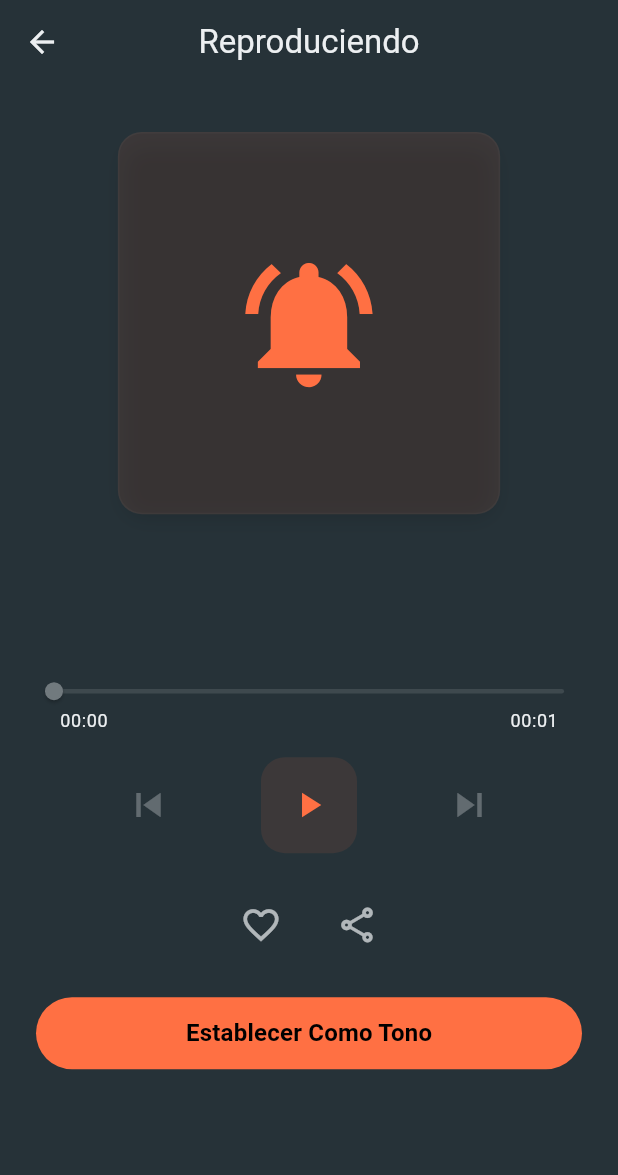
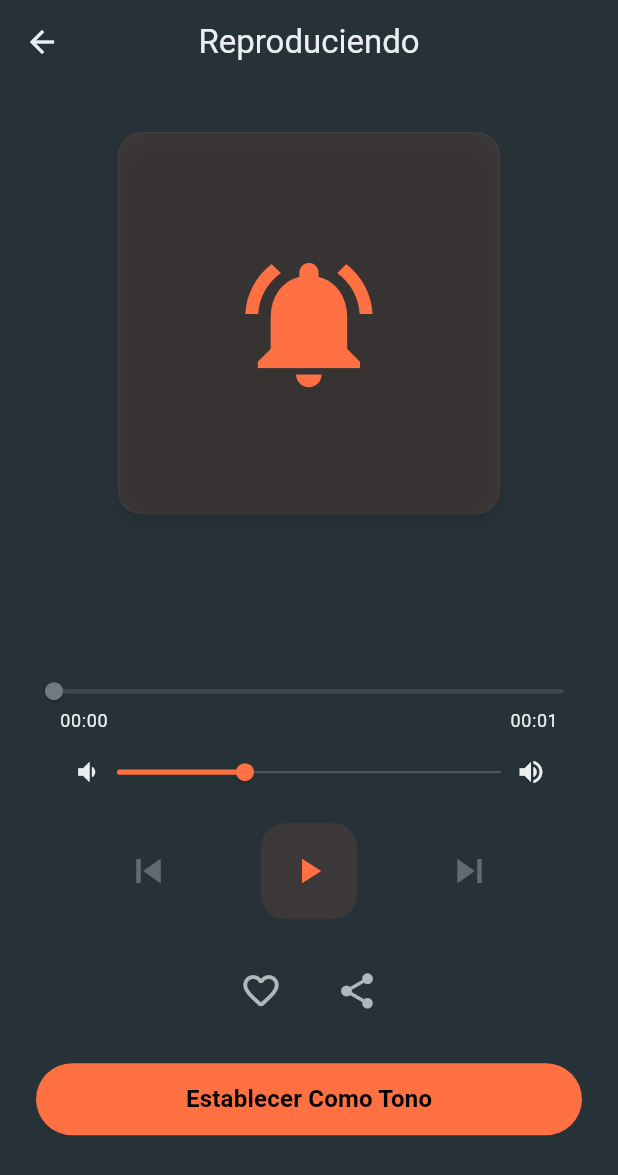
Before and after one commit to julianesar/notificatiion_tones, a Flutter app: the TonePlayerPage screen opened directly with empty values, on a phone screen of 412 x 824 dp. Shown: the top 1175 px of the screen. Run offline on Flutter 3.47's test engine with Material 3 defaults, Android fonts, the phone set to English and light mode, and no system bars; our stand-ins replace cached_network_image, device_info_plus, flutter_svg, get_it, just_audio, permission_handler and 3 more; accounts and stored records are empty; network calls fail.

Commit message:
Added volume control in full screen player, favorites icon filled color now primary color

```diff
--- a/lib/core/theme/icon_colors.dart
+++ b/lib/core/theme/icon_colors.dart
@@ -30,7 +30,7 @@ extension AppIconColorsExtension on BuildContext {
   Color get iconSecondary => AppIconColors.secondary(this);
   Color get iconDisabled => AppIconColors.disabled(this);
   Color get iconOnPrimary => AppIconColors.onPrimary(this);
-  Color get iconFavoriteActive => AppIconColors.favoriteActive;
+  Color get iconFavoriteActive => AppIconColors.primary(this);
   Color get iconAppRed => AppIconColors.appRed;
   Color get iconTrashRed => AppIconColors.trashRed;
   Color get iconBlack => AppIconColors.iconBlack(this);
--- a/lib/features/tones/presentation/pages/tone_player_page.dart
+++ b/lib/features/tones/presentation/pages/tone_player_page.dart
@@ -2,6 +2,7 @@ import 'dart:io';
 import 'package:flutter/material.dart';
 import 'package:flutter/services.dart';
 import 'package:provider/provider.dart';
+import 'package:shared_preferences/shared_preferences.dart';
 import '../../domain/entities/tone.dart';
 import '../../../../core/services/audio_service.dart';
 import '../../../../core/services/download_flow_service.dart';
@@ -45,6 +46,7 @@ class _TonePlayerPageState extends State<TonePlayerPage>
   int _currentIndex = 0;
   bool _isLocalLoading = false;
   bool _pendingConfigurationModal = false;
+  double _volumeLevel = 0.5; // Inicializar en el centro
 
   @override
   void initState() {
@@ -59,6 +61,15 @@ class _TonePlayerPageState extends State<TonePlayerPage>
     // Status bar style is now configured globally
 
     _initializeFavoriteStatus();
+    _loadSavedVolume();
+
+    // Initialize volume
+    WidgetsBinding.instance.addPostFrameCallback((_) {
+      if (mounted) {
+        final audioService = context.read<AudioService>();
+        audioService.setVolume(_volumeLevel);
+      }
+    });
   }
 
   void _initializeFavoriteStatus() {
@@ -68,6 +79,29 @@ class _TonePlayerPageState extends State<TonePlayerPage>
         favoritesProvider.checkFavoriteStatus(_currentTone.id);
       }
     });
+  }
+
+  Future<void> _loadSavedVolume() async {
+    try {
+      final prefs = await SharedPreferences.getInstance();
+      final savedVolume = prefs.getDouble('volume_level');
+      if (savedVolume != null && mounted) {
+        setState(() {
+          _volumeLevel = savedVolume;
+        });
+      }
+    } catch (e) {
+      print('Error loading saved volume: $e');
+    }
+  }
+
+  Future<void> _saveVolume(double volume) async {
+    try {
+      final prefs = await SharedPreferences.getInstance();
+      await prefs.setDouble('volume_level', volume);
+    } catch (e) {
+      print('Error saving volume: $e');
+    }
   }
 
   @override
@@ -936,7 +970,7 @@ class _TonePlayerPageState extends State<TonePlayerPage>
                         letterSpacing: -0.5,
                       ),
                       textAlign: TextAlign.center,
-                      maxLines: 2,
+                      maxLines: 1,
                       overflow: TextOverflow.ellipsis,
                     ),
                     const SizedBox(height: 8),
@@ -948,6 +982,8 @@ class _TonePlayerPageState extends State<TonePlayerPage>
                         color: colorScheme.onSurfaceVariant,
                       ),
                       textAlign: TextAlign.center,
+                      maxLines: 1,
+                      overflow: TextOverflow.ellipsis,
                     ),
                   ],
                 ),
@@ -976,9 +1012,7 @@ class _TonePlayerPageState extends State<TonePlayerPage>
                               overlayRadius: 12,
                             ),
                             activeTrackColor: colorScheme.primary,
-                            inactiveTrackColor: colorScheme
-                                .surfaceContainerHighest
-                                .withValues(alpha: 0.3),
+                            inactiveTrackColor: const Color(0xFF4A555A),
                             thumbColor: colorScheme.primary,
                             overlayColor: colorScheme.primary.withValues(
                               alpha: 0.1,
@@ -1030,6 +1064,70 @@ class _TonePlayerPageState extends State<TonePlayerPage>
                 ),
 
                 const SizedBox(height: 16),
+
+                // Volume Slider
+                Consumer<AudioService>(
+                  builder: (context, audioService, child) {
+                    return Column(
+                      children: [
+                        Padding(
+                          padding: const EdgeInsets.symmetric(horizontal: 24.0),
+                          child: Row(
+                            children: [
+                              Icon(
+                                Icons.volume_down,
+                                size: 20,
+                                color: colorScheme.onSurfaceVariant,
+                              ),
+                              Expanded(
+                                child: SliderTheme(
+                                  data: SliderTheme.of(context).copyWith(
+                                    trackHeight: 1.5,
+                                    thumbShape: const RoundSliderThumbShape(
+                                      enabledThumbRadius: 6,
+                                    ),
+                                    overlayShape: const RoundSliderOverlayShape(
+                                      overlayRadius: 10,
+                                    ),
+                                    activeTrackColor: const Color(
+                                      0xFFFF7043,
+                                    ), // Creative Orange
+                                    inactiveTrackColor: const Color(0xFF4A555A),
+                                    thumbColor: const Color(
+                                      0xFFFF7043,
+                                    ), // Creative Orange
+                                    overlayColor: const Color(
+                                      0xFFFF7043,
+                                    ).withValues(alpha: 0.1),
+                                  ),
+                                  child: Slider(
+                                    value: _volumeLevel,
+                                    min: 0.25,
+                                    max: 1.0,
+                                    onChanged: (value) {
+                                      setState(() {
+                                        _volumeLevel = value;
+                                      });
+                                      audioService.setVolume(value);
+                                      _saveVolume(value);
+                                    },
+                                  ),
+                                ),
+                              ),
+                              Icon(
+                                Icons.volume_up,
+                                size: 20,
+                                color: colorScheme.onSurfaceVariant,
+                              ),
+                            ],
+                          ),
+                        ),
+                      ],
+                    );
+                  },
+                ),
+
+                const SizedBox(height: 24),
 
                 // Control Buttons
                 Row(
@@ -1110,7 +1208,9 @@ class _TonePlayerPageState extends State<TonePlayerPage>
                         return IconButton(
                           onPressed: _toggleFavorite,
                           icon: Icon(
-                            isFavorite ? Icons.favorite : Icons.favorite_border,
+                            isFavorite
+                                ? Icons.favorite
+                                : Icons.favorite_border_rounded,
                             size: 28,
                             color: isFavorite
                                 ? context.iconFavoriteActive
@@ -1144,7 +1244,7 @@ class _TonePlayerPageState extends State<TonePlayerPage>
                         }
                       },
                       icon: Icon(
-                        Icons.share_outlined,
+                        Icons.share_rounded,
                         size: 28,
                         color: context.iconSecondary,
                       ),
```
